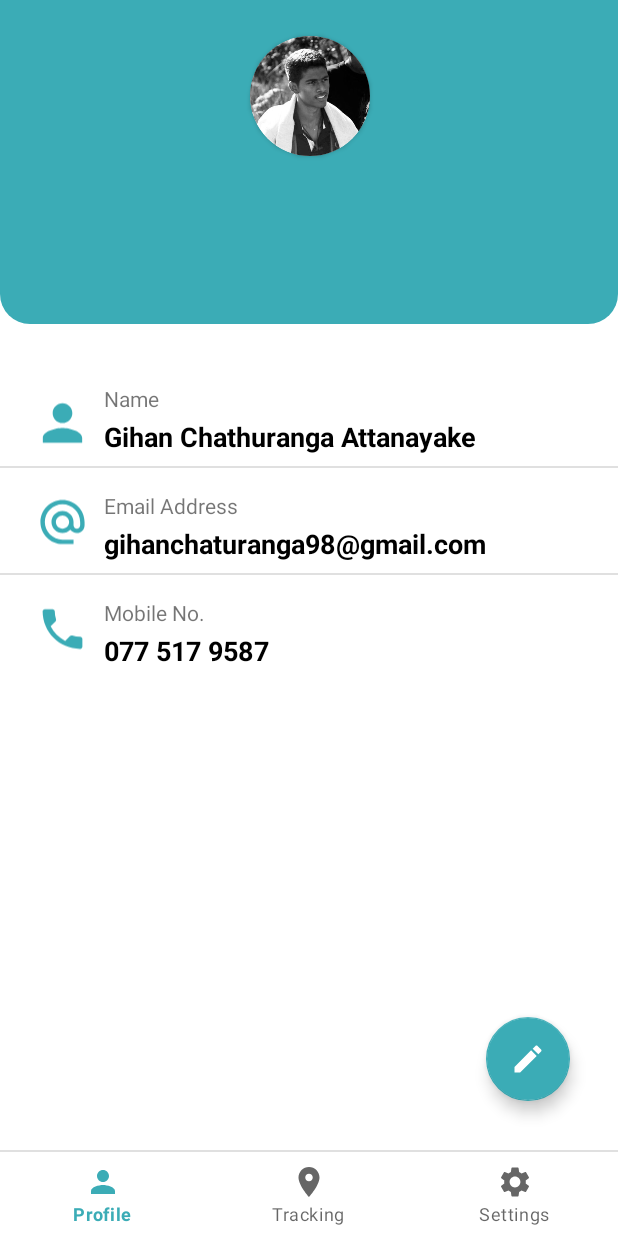
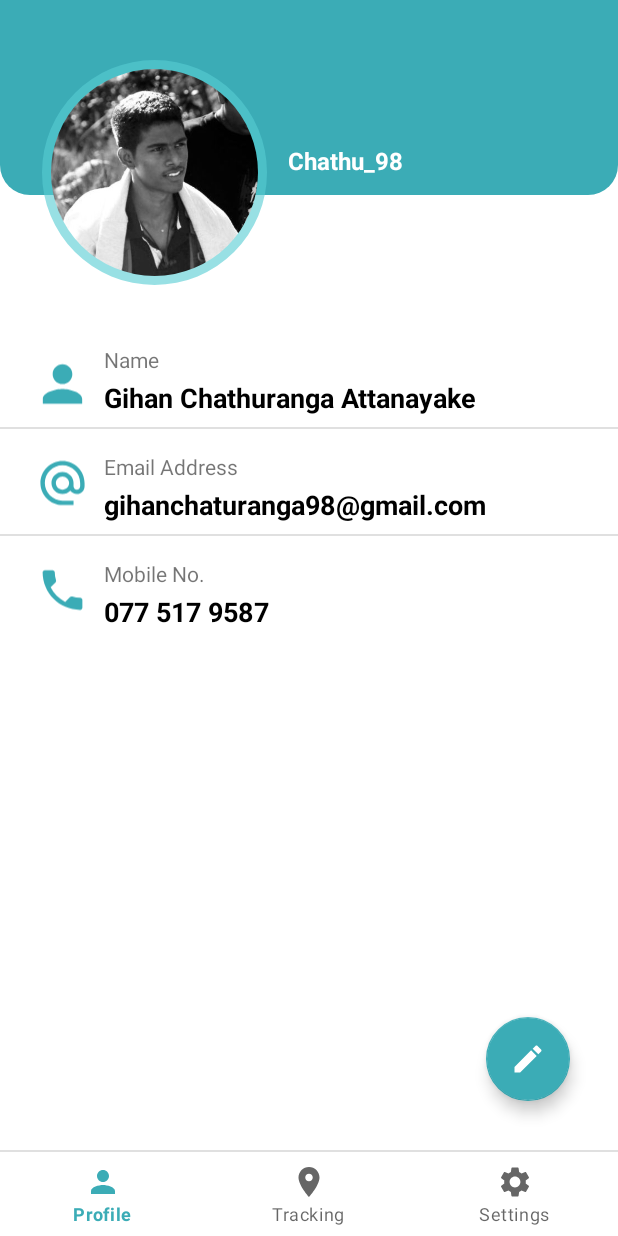
Before and after one commit to gihanchathuranga98/SheildsUp, an Android app: the Profile screen opened directly, with no data from a screen before it, on a phone screen of 412 x 824 dp. Run offline under Robolectric (Android 15) with nearby library versions, the phone set to English and light mode, and no system bars; our stand-ins replace CircleImageView.

Commit message:
after Manifest Error
the first git push, after the Error in the manifest

```diff
--- a/app/src/main/java/com/hdp/careup/Login.java
+++ b/app/src/main/java/com/hdp/careup/Login.java
@@ -13,6 +13,8 @@ import android.view.LayoutInflater;
 import android.view.View;
 import android.view.ViewGroup;
 
+import com.google.firebase.auth.FirebaseAuth;
+
 import java.util.zip.Inflater;
 
 /**
@@ -21,6 +23,8 @@ import java.util.zip.Inflater;
  * create an instance of this fragment.
  */
 public class Login extends Fragment {
+
+
 
     @Nullable
     @Override
@@ -31,6 +35,8 @@ public class Login extends Fragment {
     @Override
     public void onViewCreated(@NonNull View view, @Nullable Bundle savedInstanceState) {
         super.onViewCreated(view, savedInstanceState);
+
+
 
 
 //        Click on ** Create New Account **
--- /dev/null
+++ b/app/src/main/res/drawable/list_item.xml
@@ -0,0 +1,4 @@
+<?xml version="1.0" encoding="utf-8"?>
+<shape xmlns:android="http://schemas.android.com/apk/res/android">
+
+</shape>
--- a/app/src/main/res/drawable/profile_pic.xml
+++ b/app/src/main/res/drawable/profile_pic.xml
@@ -1,14 +1,17 @@
 <?xml version="1.0" encoding="utf-8"?>
 <shape xmlns:android="http://schemas.android.com/apk/res/android"
-    android:shape="oval"
     android:innerRadius="0dp"
-    android:thicknessRatio="2"
-    android:useLevel="false">
+    android:shape="ring"
+    android:thicknessRatio="2.0"
+    android:useLevel="false" >
+    <solid android:color="@android:color/transparent" />
 
-    <corners android:radius="80dp"/>
+    <size android:width="160dp"
+        android:height="160dp"/>
 
-    <solid android:color="@color/white"/>
+    <solid
+        android:width="10dp"
+        android:color="#9C58CDD3"
+        />
 
-    <stroke android:color="@color/white"
-        android:width="2dp"/>
 </shape>
--- a/app/src/main/res/layout/fragment_get_otp.xml
+++ b/app/src/main/res/layout/fragment_get_otp.xml
@@ -19,7 +19,7 @@
             app:layout_constraintTop_toTopOf="parent">
 
             <EditText
-                android:id="@+id/editTextNumber"
+                android:id="@+id/text_otp"
                 android:layout_width="wrap_content"
                 android:layout_height="45dp"
                 android:layout_marginTop="52dp"
@@ -60,7 +60,7 @@
                 app:layout_constraintTop_toBottomOf="@+id/textView5" />
 
             <Button
-                android:id="@+id/verify_otp"
+                android:id="@+id/btn_verify_otp"
                 style="@style/Widget.MaterialComponents.Button.Icon"
                 android:layout_width="138dp"
                 android:layout_height="50dp"
@@ -70,7 +70,7 @@
                 app:layout_constraintEnd_toEndOf="parent"
                 app:layout_constraintHorizontal_bias="0.501"
                 app:layout_constraintStart_toStartOf="parent"
-                app:layout_constraintTop_toBottomOf="@+id/editTextNumber" />
+                app:layout_constraintTop_toBottomOf="@+id/text_otp" />
 
         </androidx.constraintlayout.widget.ConstraintLayout>
     </androidx.constraintlayout.widget.ConstraintLayout>
--- a/app/src/main/res/layout/fragment_mobile_login.xml
+++ b/app/src/main/res/layout/fragment_mobile_login.xml
@@ -72,7 +72,7 @@
                 app:layout_constraintTop_toBottomOf="@+id/textView" />
 
             <EditText
-                android:id="@+id/editTextTextPersonName4"
+                android:id="@+id/text_mobileNo"
                 android:layout_width="wrap_content"
                 android:layout_height="45dp"
                 android:layout_marginStart="10dp"
@@ -102,7 +102,7 @@
                 android:paddingLeft="10dp"
                 android:paddingRight="10dp"
                 android:textAlignment="center"
-                app:layout_constraintEnd_toStartOf="@+id/editTextTextPersonName4"
+                app:layout_constraintEnd_toStartOf="@+id/text_mobileNo"
                 app:layout_constraintStart_toStartOf="parent"
                 app:layout_constraintTop_toBottomOf="@+id/textView4" />
 
@@ -115,7 +115,7 @@
                 android:textAllCaps="false"
                 app:layout_constraintEnd_toEndOf="parent"
                 app:layout_constraintStart_toStartOf="parent"
-                app:layout_constraintTop_toBottomOf="@+id/editTextTextPersonName4" />
+                app:layout_constraintTop_toBottomOf="@+id/text_mobileNo" />
 
         </androidx.constraintlayout.widget.ConstraintLayout>
 
--- a/app/src/main/res/layout/fragment_profile.xml
+++ b/app/src/main/res/layout/fragment_profile.xml
@@ -24,45 +24,34 @@
             app:srcCompat="@drawable/edit_icon"
             app:tint="@color/white" />
 
-        <androidx.constraintlayout.widget.ConstraintLayout
+
+        <ImageView
             android:id="@+id/constraintLayout3"
             android:layout_width="match_parent"
-            android:layout_height="216dp"
-            android:background="@drawable/profile_view"
-            app:layout_constraintEnd_toEndOf="parent"
+            android:layout_height="130dp"
+            tools:layout_editor_absoluteY="1dp"
+            android:background="@drawable/profile_view"/>
+
+        <de.hdodenhof.circleimageview.CircleImageView
+            android:id="@+id/profile_picture"
+            android:layout_width="150dp"
+            android:layout_height="150dp"
+            android:layout_marginStart="28dp"
+            android:layout_marginLeft="28dp"
+            android:layout_marginTop="40dp"
+            android:background="@drawable/profile_pic"
+            android:padding="6dp"
+            android:scaleType="centerCrop"
+            android:src="@drawable/mypic"
             app:layout_constraintStart_toStartOf="parent"
-            app:layout_constraintTop_toTopOf="parent">
-
-            <android.support.v7.widget.CardView
-                android:layout_width="80dp"
-                android:layout_height="80dp"
-                android:layout_marginTop="24dp"
-                app:cardCornerRadius="40dp"
-                app:layout_constraintEnd_toEndOf="parent"
-                app:layout_constraintHorizontal_bias="0.502"
-                app:layout_constraintStart_toStartOf="parent"
-                app:layout_constraintTop_toTopOf="parent">
-
-                <ImageView
-                    android:id="@+id/imageView"
-                    android:layout_width="match_parent"
-                    android:layout_height="match_parent"
-                    android:scaleType="centerCrop"
-                    android:src="@drawable/mypic"
-                    app:layout_constraintBottom_toBottomOf="parent"
-                    app:layout_constraintEnd_toEndOf="parent"
-                    app:layout_constraintHorizontal_bias="0.183"
-                    app:layout_constraintStart_toStartOf="parent"
-                    app:layout_constraintTop_toTopOf="parent" />
-
-            </android.support.v7.widget.CardView>
-
-        </androidx.constraintlayout.widget.ConstraintLayout>
+            app:layout_constraintTop_toTopOf="@+id/constraintLayout3" />
 
         <androidx.constraintlayout.widget.ConstraintLayout
             android:layout_width="match_parent"
-            android:layout_height="328dp"
+            android:layout_height="250dp"
+            android:layout_marginTop="60dp"
             app:layout_constraintEnd_toEndOf="parent"
+            app:layout_constraintHorizontal_bias="0.0"
             app:layout_constraintStart_toStartOf="parent"
             app:layout_constraintTop_toBottomOf="@+id/constraintLayout3">
 
@@ -124,6 +113,7 @@
                 android:layout_marginTop="7dp"
                 android:background="?android:attr/listDivider"
                 app:layout_constraintEnd_toEndOf="parent"
+                app:layout_constraintHorizontal_bias="0.0"
                 app:layout_constraintStart_toStartOf="parent"
                 app:layout_constraintTop_toBottomOf="@+id/textView18" />
 
@@ -203,6 +193,20 @@
 
         </androidx.constraintlayout.widget.ConstraintLayout>
 
+        <TextView
+            android:id="@+id/textView14"
+            android:layout_width="wrap_content"
+            android:layout_height="wrap_content"
+            android:layout_marginStart="164dp"
+            android:layout_marginLeft="164dp"
+            android:layout_marginTop="96dp"
+            android:text="Chathu_98"
+            android:textColor="@color/white"
+            android:textSize="16dp"
+            android:textStyle="bold"
+            app:layout_constraintStart_toStartOf="@+id/profile_picture"
+            app:layout_constraintTop_toTopOf="parent" />
+
     </androidx.constraintlayout.widget.ConstraintLayout>
 
 </FrameLayout>
--- a/build.gradle
+++ b/build.gradle
@@ -1,4 +1,8 @@
-// Top-level build file where you can add configuration options common to all sub-projects/modules.
+buildscript {
+    dependencies {
+        classpath 'com.google.gms:google-services:4.3.13'
+    }
+}// Top-level build file where you can add configuration options common to all sub-projects/modules.
 plugins {
     id 'com.android.application' version '7.2.1' apply false
     id 'com.android.library' version '7.2.1' apply false
--- a/settings.gradle
+++ b/settings.gradle
@@ -6,7 +6,6 @@ pluginManagement {
     }
 }
 dependencyResolutionManagement {
-    repositoriesMode.set(RepositoriesMode.FAIL_ON_PROJECT_REPOS)
     repositories {
         google()
         mavenCentral()
```
Also changed, not shown: app/build.gradle (+19 -2 lines), app/src/main/java/com/hdp/careup/GetOtp.java (+195 -7 lines), app/src/main/java/com/hdp/careup/MobileLogin.java (+47 -4 lines), app/src/main/java/com/hdp/careup/User.java (added, +50 -0 lines), app/src/main/res/layout/fragment_login.xml (+5 -2 lines), 1 other file.
